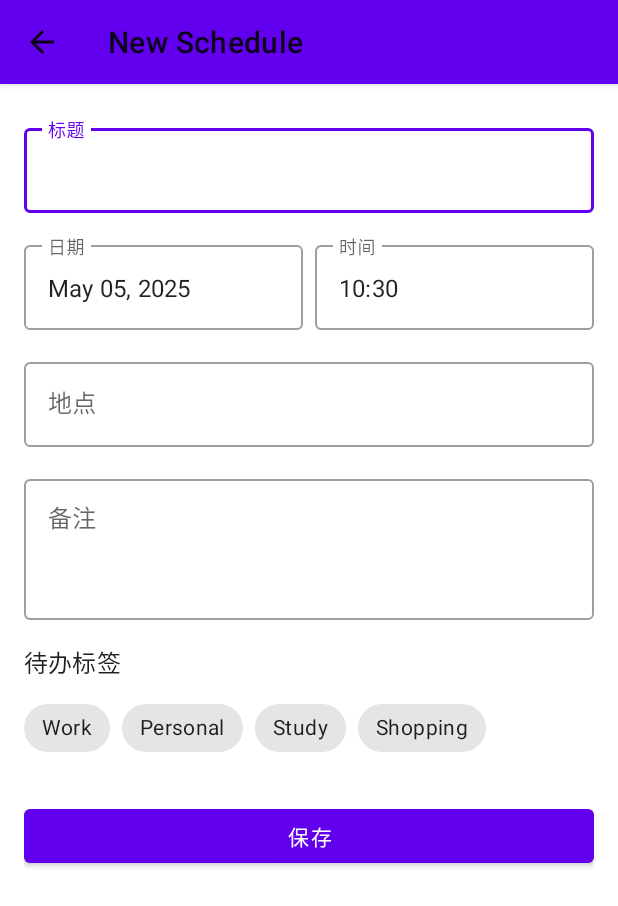
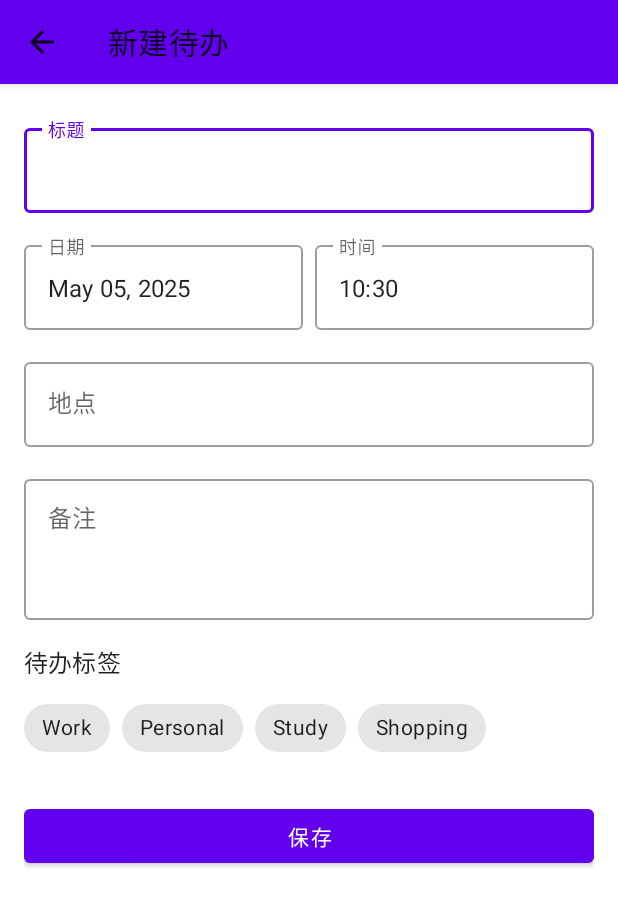
Before and after one commit to caoye04/-Planwise, an Android app: the AddScheduleActivity screen opened directly, with no data from a screen before it, on a phone screen of 412 x 824 dp. Shown: the top 906 px of the screen. Run offline under Robolectric (Android 15) with nearby library versions, the phone set to English and light mode, and no system bars; our stand-ins replace Room's generated code.

Commit message:
fix 同下，少加了一个文件

```diff
--- a/code/app/src/main/java/com/example/planwise/ui/activity/AddScheduleActivity.java
+++ b/code/app/src/main/java/com/example/planwise/ui/activity/AddScheduleActivity.java
@@ -44,9 +44,11 @@ public class AddScheduleActivity extends AppCompatActivity {
         super.onCreate(savedInstanceState);
         setContentView(R.layout.activity_add_schedule);
 
-        // Enable back button in action bar
-        getSupportActionBar().setDisplayHomeAsUpEnabled(true);
-        getSupportActionBar().setTitle("New Schedule");
+        // 安全地设置 ActionBar
+        if (getSupportActionBar() != null) {
+            getSupportActionBar().setDisplayHomeAsUpEnabled(true);
+            getSupportActionBar().setTitle("新建待办");
+        }
 
         // Setup ViewModel
         viewModel = new ViewModelProvider(this).get(ScheduleViewModel.class);
```
